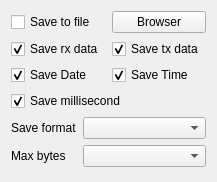
The window that Source/IOPage/CommunicationSettings.ui (x-tools-author/x-tools) describes before a commit, drawn with Qt 5.
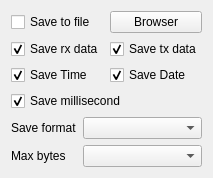
The same window after the commit.

Commit message: chore: add interface

Diff of the .ui file:
```diff
--- a/Source/IOPage/CommunicationSettings.ui
+++ b/Source/IOPage/CommunicationSettings.ui
@@ -6,13 +6,15 @@
    <rect>
     <x>0</x>
     <y>0</y>
-    <width>217</width>
-    <height>182</height>
+    <width>211</width>
+    <height>172</height>
    </rect>
   </property>
   <property name="windowTitle">
    <string notr="true">Form</string>
   </property>
+  <layout class="QVBoxLayout" name="verticalLayout">
+   <item>
   <layout class="QGridLayout" name="gridLayout">
    <item row="1" column="1">
     <widget class="QCheckBox" name="checkBoxSaveTx">
@@ -31,24 +33,7 @@
      </property>
     </widget>
    </item>
-   <item row="2" column="0">
-    <widget class="QCheckBox" name="checkBoxSaveDate">
-     <property name="text">
-      <string>Save Date</string>
-     </property>
-     <property name="checked">
-      <bool>true</bool>
-     </property>
-    </widget>
-   </item>
-   <item row="0" column="0">
-    <widget class="QCheckBox" name="checkBoxSaveToFile">
-     <property name="text">
-      <string>Save to file</string>
-     </property>
-    </widget>
-   </item>
-   <item row="3" column="0" colspan="2">
+     <item row="4" column="0" colspan="2">
     <widget class="QCheckBox" name="checkBoxSaveMs">
      <property name="text">
       <string>Save millisecond</string>
@@ -68,7 +53,24 @@
      </property>
     </widget>
    </item>
-   <item row="2" column="1">
+     <item row="3" column="1">
+      <widget class="QCheckBox" name="checkBoxSaveDate">
+       <property name="text">
+        <string>Save Date</string>
+       </property>
+       <property name="checked">
+        <bool>true</bool>
+       </property>
+      </widget>
+     </item>
+     <item row="0" column="0">
+      <widget class="QCheckBox" name="checkBoxSaveToFile">
+       <property name="text">
+        <string>Save to file</string>
+       </property>
+      </widget>
+     </item>
+     <item row="3" column="0">
     <widget class="QCheckBox" name="checkBoxSaveTime">
      <property name="text">
       <string>Save Time</string>
@@ -78,7 +80,7 @@
      </property>
     </widget>
    </item>
-   <item row="4" column="0" colspan="2">
+     <item row="5" column="0" colspan="2">
     <layout class="QGridLayout" name="gridLayout_2">
      <item row="0" column="0">
       <widget class="QLabel" name="label">
@@ -105,6 +107,8 @@
      </item>
      <item row="1" column="1">
       <widget class="QComboBox" name="comboBoxMaxBytes"/>
+       </item>
+      </layout>
      </item>
     </layout>
    </item>
```
Lines whose indentation alone changed are shown as unchanged. The commit also changes 5 other files.
